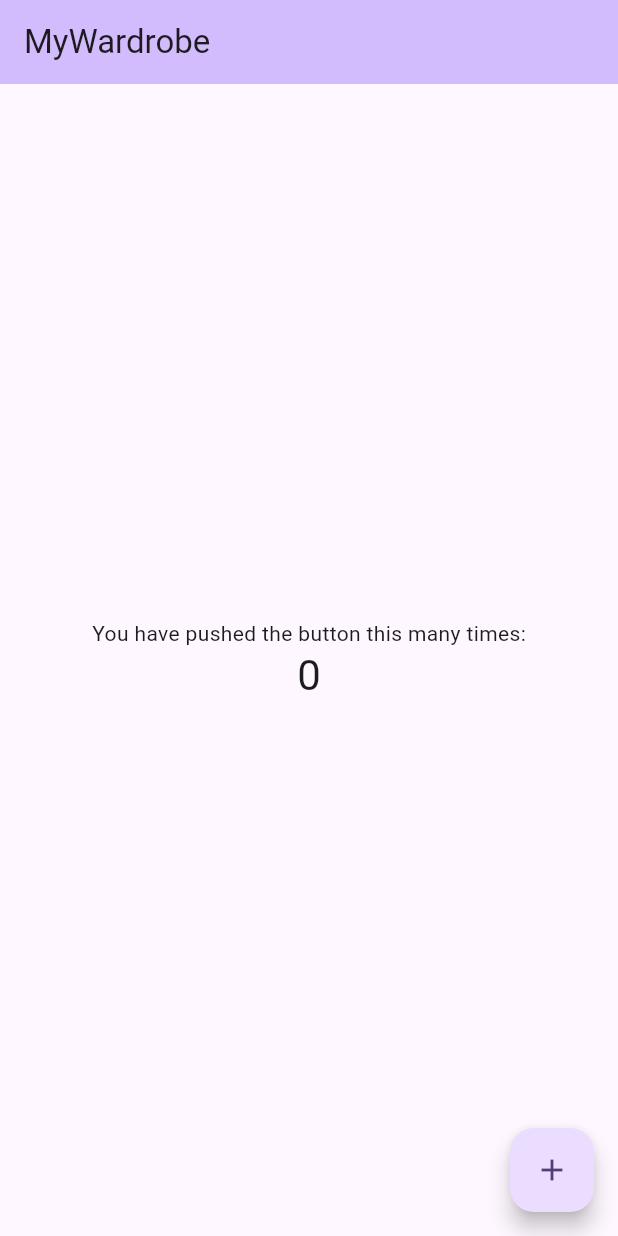
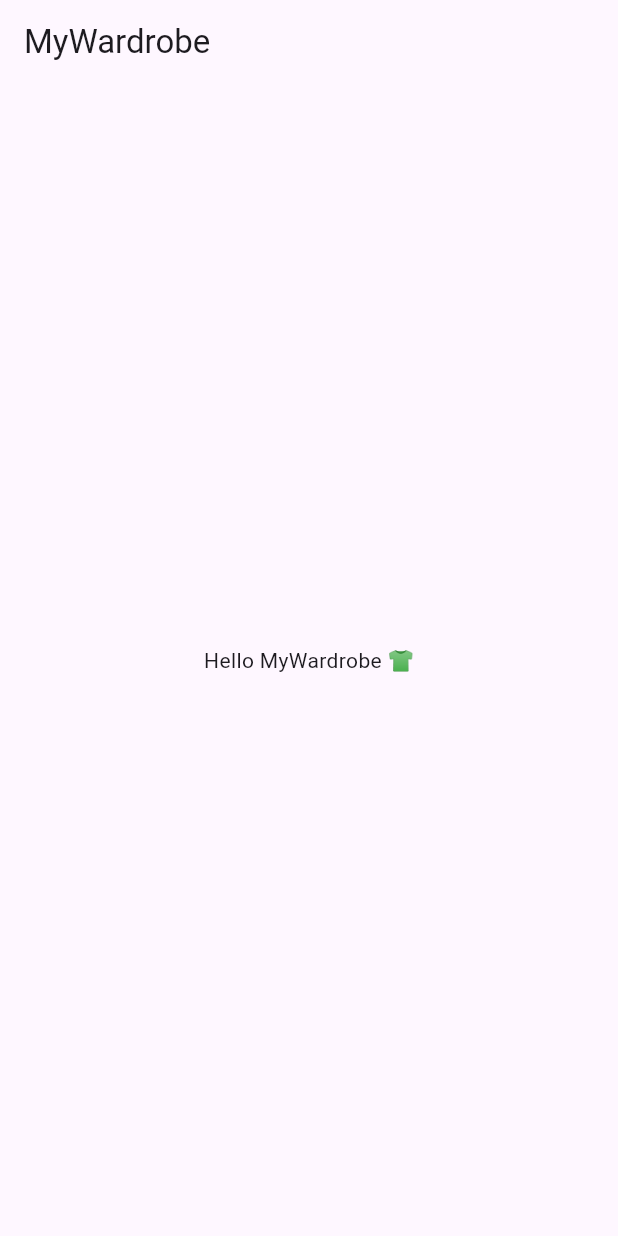
Before and after one commit to zoetsouroufli/MyWardrobe, a Flutter app: the screen it shows after launch, on a phone screen of 412 x 824 dp. Run offline on Flutter 3.47's test engine with Material 3 defaults, Android fonts, the phone set to English and light mode, and no system bars.

Commit message:
Add home screen

```diff
--- a/lib/main.dart
+++ b/lib/main.dart
@@ -1,5 +1,5 @@
 import 'package:flutter/material.dart';
-
+import 'screens/home_screen.dart';
 void main() {
   runApp(const MyApp());
 }
@@ -12,26 +12,11 @@ class MyApp extends StatelessWidget {
   Widget build(BuildContext context) {
     return MaterialApp(
       title: 'MyWardrobe',
-      theme: ThemeData(
-        // This is the theme of your application.
-        //
-        // TRY THIS: Try running your application with "flutter run". You'll see
-        // the application has a purple toolbar. Then, without quitting the app,
-        // try changing the seedColor in the colorScheme below to Colors.green
-        // and then invoke "hot reload" (save your changes or press the "hot
-        // reload" button in a Flutter-supported IDE, or press "r" if you used
-        // the command line to start the app).
-        //
-        // Notice that the counter didn't reset back to zero; the application
-        // state is not lost during the reload. To reset the state, use hot
-        // restart instead.
-        //
-        // This works for code too, not just values: Most code changes can be
-        // tested with just a hot reload.
-        colorScheme: .fromSeed(seedColor: Colors.deepPurple),
-      ),
-      home: const MyHomePage(title: 'MyWardrobe'),
+    home: const HomeScreen(),
+
     );
+
+
   }
 }
 
--- /dev/null
+++ b/lib/screens/home_screen.dart
@@ -0,0 +1,17 @@
+import 'package:flutter/material.dart';
+
+class HomeScreen extends StatelessWidget {
+  const HomeScreen({super.key});
+
+  @override
+  Widget build(BuildContext context) {
+    return Scaffold(
+      appBar: AppBar(
+        title: const Text('MyWardrobe'),
+      ),
+      body: const Center(
+        child: Text('Hello MyWardrobe 👕'),
+      ),
+    );
+  }
+}
```
